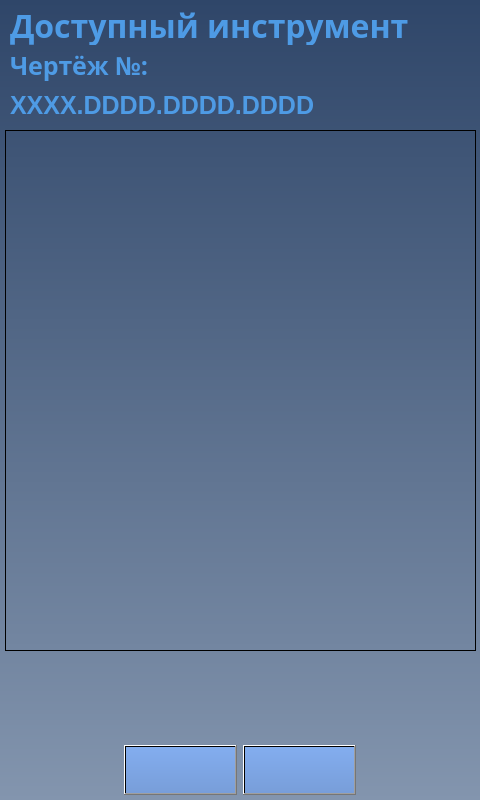
This is client/GUI/ui/screen_9_select_tool_by_plan.ui in komrade2801/AutoSklad as Qt 5 draws it before an edit. The edited form follows.
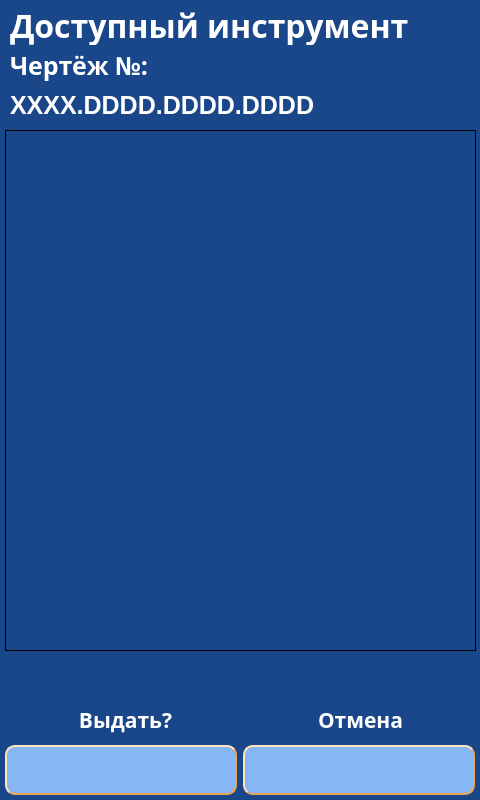
This is the edited form. Icons and pictures are not drawn.

The edit to the form file:
```diff
--- a/client/GUI/ui/screen_9_select_tool_by_plan.ui
+++ b/client/GUI/ui/screen_9_select_tool_by_plan.ui
@@ -14,7 +14,7 @@
    <string>screen_9_select_tool_by_plan</string>
   </property>
   <property name="styleSheet">
-   <string notr="true">background-color: qlineargradient(spread:pad, x1:0.5, y1:0, x2:0.5, y2:1, stop:0 rgba(47, 70, 105, 255), stop:1 rgba(131, 149, 174, 255));</string>
+   <string notr="true">background-color: #1A4789;</string>
   </property>
   <widget class="QListWidget" name="listWidget">
    <property name="enabled">
@@ -59,8 +59,10 @@
     <enum>Qt::LeftToRight</enum>
    </property>
    <property name="styleSheet">
-    <string notr="true">color: rgb(78, 155, 229);
-background-color: qlineargradient(spread:pad, x1:0, y1:0, x2:1, y2:0, stop:0 rgba(0, 0, 0, 0), stop:1 rgba(255, 255, 255, 0));</string>
+    <string notr="true">color: #FFFFFF;
+background-color: #1A4789;
+border-width: 0px;
+border-radius: 0px;</string>
    </property>
    <property name="text">
     <string>Доступный инструмент</string>
@@ -90,8 +92,10 @@
     <enum>Qt::LeftToRight</enum>
    </property>
    <property name="styleSheet">
-    <string notr="true">color: rgb(78, 155, 229);
-background-color: qlineargradient(spread:pad, x1:0, y1:0, x2:1, y2:0, stop:0 rgba(0, 0, 0, 0), stop:1 rgba(255, 255, 255, 0));</string>
+    <string notr="true">color: #FFFFFF;
+background-color: #1A4789;
+border-width: 0px;
+border-radius: 0px;</string>
    </property>
    <property name="text">
     <string>XXXX.DDDD.DDDD.DDDD</string>
@@ -121,19 +125,265 @@
     <enum>Qt::LeftToRight</enum>
    </property>
    <property name="styleSheet">
-    <string notr="true">color: rgb(78, 155, 229);
-background-color: qlineargradient(spread:pad, x1:0, y1:0, x2:1, y2:0, stop:0 rgba(0, 0, 0, 0), stop:1 rgba(255, 255, 255, 0));</string>
+    <string notr="true">color: #FFFFFF;
+background-color: #1A4789;
+border-width: 0px;
+border-radius: 0px;</string>
    </property>
    <property name="text">
     <string>Чертёж №:</string>
    </property>
   </widget>
+  <widget class="QPushButton" name="btn_ok">
+   <property name="geometry">
+    <rect>
+     <x>5</x>
+     <y>745</y>
+     <width>232</width>
+     <height>50</height>
+    </rect>
+   </property>
+   <property name="palette">
+    <palette>
+     <active>
+      <colorrole role="WindowText">
+       <brush brushstyle="SolidPattern">
+        <color alpha="255">
+         <red>0</red>
+         <green>0</green>
+         <blue>0</blue>
+        </color>
+       </brush>
+      </colorrole>
+      <colorrole role="Button">
+       <brush brushstyle="SolidPattern">
+        <color alpha="255">
+         <red>134</red>
+         <green>183</green>
+         <blue>244</blue>
+        </color>
+       </brush>
+      </colorrole>
+      <colorrole role="Text">
+       <brush brushstyle="SolidPattern">
+        <color alpha="255">
+         <red>0</red>
+         <green>0</green>
+         <blue>0</blue>
+        </color>
+       </brush>
+      </colorrole>
+      <colorrole role="ButtonText">
+       <brush brushstyle="SolidPattern">
+        <color alpha="255">
+         <red>0</red>
+         <green>0</green>
+         <blue>0</blue>
+        </color>
+       </brush>
+      </colorrole>
+      <colorrole role="Base">
+       <brush brushstyle="SolidPattern">
+        <color alpha="255">
+         <red>134</red>
+         <green>183</green>
+         <blue>244</blue>
+        </color>
+       </brush>
+      </colorrole>
+      <colorrole role="Window">
+       <brush brushstyle="SolidPattern">
+        <color alpha="255">
+         <red>134</red>
+         <green>183</green>
+         <blue>244</blue>
+        </color>
+       </brush>
+      </colorrole>
+      <colorrole role="PlaceholderText">
+       <brush brushstyle="SolidPattern">
+        <color alpha="128">
+         <red>0</red>
+         <green>49</green>
+         <blue>114</blue>
+        </color>
+       </brush>
+      </colorrole>
+     </active>
+     <inactive>
+      <colorrole role="WindowText">
+       <brush brushstyle="SolidPattern">
+        <color alpha="255">
+         <red>0</red>
+         <green>0</green>
+         <blue>0</blue>
+        </color>
+       </brush>
+      </colorrole>
+      <colorrole role="Button">
+       <brush brushstyle="SolidPattern">
+        <color alpha="255">
+         <red>134</red>
+         <green>183</green>
+         <blue>244</blue>
+        </color>
+       </brush>
+      </colorrole>
+      <colorrole role="Text">
+       <brush brushstyle="SolidPattern">
+        <color alpha="255">
+         <red>0</red>
+         <green>0</green>
+         <blue>0</blue>
+        </color>
+       </brush>
+      </colorrole>
+      <colorrole role="ButtonText">
+       <brush brushstyle="SolidPattern">
+        <color alpha="255">
+         <red>0</red>
+         <green>0</green>
+         <blue>0</blue>
+        </color>
+       </brush>
+      </colorrole>
+      <colorrole role="Base">
+       <brush brushstyle="SolidPattern">
+        <color alpha="255">
+         <red>134</red>
+         <green>183</green>
+         <blue>244</blue>
+        </color>
+       </brush>
+      </colorrole>
+      <colorrole role="Window">
+       <brush brushstyle="SolidPattern">
+        <color alpha="255">
+         <red>134</red>
+         <green>183</green>
+         <blue>244</blue>
+        </color>
+       </brush>
+      </colorrole>
+      <colorrole role="PlaceholderText">
+       <brush brushstyle="SolidPattern">
+        <color alpha="128">
+         <red>0</red>
+         <green>49</green>
+         <blue>114</blue>
+        </color>
+       </brush>
+      </colorrole>
+     </inactive>
+     <disabled>
+      <colorrole role="WindowText">
+       <brush brushstyle="SolidPattern">
+        <color alpha="255">
+         <red>0</red>
+         <green>0</green>
+         <blue>0</blue>
+        </color>
+       </brush>
+      </colorrole>
+      <colorrole role="Button">
+       <brush brushstyle="SolidPattern">
+        <color alpha="255">
+         <red>134</red>
+         <green>183</green>
+         <blue>244</blue>
+        </color>
+       </brush>
+      </colorrole>
+      <colorrole role="Text">
+       <brush brushstyle="SolidPattern">
+        <color alpha="255">
+         <red>0</red>
+         <green>0</green>
+         <blue>0</blue>
+        </color>
+       </brush>
+      </colorrole>
+      <colorrole role="ButtonText">
+       <brush brushstyle="SolidPattern">
+        <color alpha="255">
+         <red>0</red>
+         <green>0</green>
+         <blue>0</blue>
+        </color>
+       </brush>
+      </colorrole>
+      <colorrole role="Base">
+       <brush brushstyle="SolidPattern">
+        <color alpha="255">
+         <red>134</red>
+         <green>183</green>
+         <blue>244</blue>
+        </color>
+       </brush>
+      </colorrole>
+      <colorrole role="Window">
+       <brush brushstyle="SolidPattern">
+        <color alpha="255">
+         <red>134</red>
+         <green>183</green>
+         <blue>244</blue>
+        </color>
+       </brush>
+      </colorrole>
+      <colorrole role="PlaceholderText">
+       <brush brushstyle="SolidPattern">
+        <color alpha="128">
+         <red>0</red>
+         <green>49</green>
+         <blue>114</blue>
+        </color>
+       </brush>
+      </colorrole>
+     </disabled>
+    </palette>
+   </property>
+   <property name="font">
+    <font>
+     <family>Arial Black</family>
+     <pointsize>20</pointsize>
+     <weight>75</weight>
+     <bold>true</bold>
+    </font>
+   </property>
+   <property name="contextMenuPolicy">
+    <enum>Qt::DefaultContextMenu</enum>
+   </property>
+   <property name="layoutDirection">
+    <enum>Qt::LeftToRight</enum>
+   </property>
+   <property name="styleSheet">
+    <string notr="true">color: #000000;
+background-color: #86B7F4;
+border-width: 2px;
+border-style: outset;
+border-color: #EAA657;
+border-radius: 10px;</string>
+   </property>
+   <property name="text">
+    <string/>
+   </property>
+   <property name="icon">
+    <iconset resource="../img/resources.qrc">
+     <normaloff>:/icons/ok.png</normaloff>:/icons/ok.png</iconset>
+   </property>
+   <property name="iconSize">
+    <size>
+     <width>51</width>
+     <height>51</height>
+    </size>
+   </property>
+  </widget>
   <widget class="QPushButton" name="btn_back">
    <property name="geometry">
     <rect>
      <x>243</x>
      <y>745</y>
-     <width>113</width>
+     <width>232</width>
      <height>50</height>
     </rect>
    </property>
@@ -144,37 +394,26 @@
        <brush brushstyle="SolidPattern">
         <color alpha="255">
          <red>0</red>
-         <green>49</green>
-         <blue>114</blue>
+         <green>0</green>
+         <blue>0</blue>
         </color>
        </brush>
       </colorrole>
       <colorrole role="Button">
-       <brush brushstyle="LinearGradientPattern">
-        <gradient startx="0.500000000000000" starty="0.000000000000000" endx="0.500000000000000" endy="1.000000000000000" type="LinearGradient" spread="PadSpread" coordinatemode="ObjectBoundingMode">
-         <gradientstop position="0.000000000000000">
-          <color alpha="255">
-           <red>131</red>
-           <green>173</green>
-           <blue>239</blue>
-          </color>
-         </gradientstop>
-         <gradientstop position="1.000000000000000">
-          <color alpha="255">
-           <red>120</red>
-           <green>158</green>
-           <blue>217</blue>
-          </color>
-         </gradientstop>
-        </gradient>
+       <brush brushstyle="SolidPattern">
+        <color alpha="255">
+         <red>134</red>
+         <green>183</green>
+         <blue>244</blue>
+        </color>
        </brush>
       </colorrole>
       <colorrole role="Text">
        <brush brushstyle="SolidPattern">
         <color alpha="255">
          <red>0</red>
-         <green>49</green>
-         <blue>114</blue>
+         <green>0</green>
+         <blue>0</blue>
         </color>
        </brush>
       </colorrole>
@@ -182,53 +421,31 @@
        <brush brushstyle="SolidPattern">
         <color alpha="255">
          <red>0</red>
-         <green>49</green>
-         <blue>114</blue>
+         <green>0</green>
+         <blue>0</blue>
         </color>
        </brush>
       </colorrole>
       <colorrole role="Base">
-       <brush brushstyle="LinearGradientPattern">
-        <gradient startx="0.500000000000000" starty="0.000000000000000" endx="0.500000000000000" endy="1.000000000000000" type="LinearGradient" spread="PadSpread" coordinatemode="ObjectBoundingMode">
-         <gradientstop position="0.000000000000000">
-          <color alpha="255">
-           <red>131</red>
-           <green>173</green>
-           <blue>239</blue>
-          </color>
-         </gradientstop>
-         <gradientstop position="1.000000000000000">
-          <color alpha="255">
-           <red>120</red>
-           <green>158</green>
-           <blue>217</blue>
-          </color>
-         </gradientstop>
-        </gradient>
+       <brush brushstyle="SolidPattern">
+        <color alpha="255">
+         <red>134</red>
+         <green>183</green>
+         <blue>244</blue>
+        </color>
        </brush>
       </colorrole>
       <colorrole role="Window">
-       <brush brushstyle="LinearGradientPattern">
-        <gradient startx="0.500000000000000" starty="0.000000000000000" endx="0.500000000000000" endy="1.000000000000000" type="LinearGradient" spread="PadSpread" coordinatemode="ObjectBoundingMode">
-         <gradientstop position="0.000000000000000">
-          <color alpha="255">
-           <red>131</red>
-           <green>173</green>
-           <blue>239</blue>
-          </color>
-         </gradientstop>
-         <gradientstop position="1.000000000000000">
-          <color alpha="255">
-           <red>120</red>
-           <green>158</green>
-           <blue>217</blue>
-          </color>
-         </gradientstop>
-        </gradient>
+       <brush brushstyle="SolidPattern">
+        <color alpha="255">
+         <red>134</red>
+         <green>183</green>
+         <blue>244</blue>
+        </color>
        </brush>
       </colorrole>
       <colorrole role="PlaceholderText">
-       <brush brushstyle="NoBrush">
+       <brush brushstyle="SolidPattern">
         <color alpha="128">
          <red>0</red>
          <green>49</green>
@@ -242,37 +459,26 @@
        <brush brushstyle="SolidPattern">
         <color alpha="255">
          <red>0</red>
-         <green>49</green>
-         <blue>114</blue>
+         <green>0</green>
+         <blue>0</blue>
         </color>
        </brush>
       </colorrole>
       <colorrole role="Button">
-       <brush brushstyle="LinearGradientPattern">
-        <gradient startx="0.500000000000000" starty="0.000000000000000" endx="0.500000000000000" endy="1.000000000000000" type="LinearGradient" spread="PadSpread" coordinatemode="ObjectBoundingMode">
-         <gradientstop position="0.000000000000000">
-          <color alpha="255">
-           <red>131</red>
-           <green>173</green>
-           <blue>239</blue>
-          </color>
-         </gradientstop>
-         <gradientstop position="1.000000000000000">
-          <color alpha="255">
-           <red>120</red>
-           <green>158</green>
-           <blue>217</blue>
-          </color>
-         </gradientstop>
-        </gradient>
+       <brush brushstyle="SolidPattern">
+        <color alpha="255">
+         <red>134</red>
+         <green>183</green>
+         <blue>244</blue>
+        </color>
        </brush>
       </colorrole>
       <colorrole role="Text">
        <brush brushstyle="SolidPattern">
         <color alpha="255">
          <red>0</red>
-         <green>49</green>
-         <blue>114</blue>
+         <green>0</green>
+         <blue>0</blue>
         </color>
        </brush>
       </colorrole>
@@ -280,53 +486,31 @@
        <brush brushstyle="SolidPattern">
         <color alpha="255">
          <red>0</red>
-         <green>49</green>
-         <blue>114</blue>
+         <green>0</green>
+         <blue>0</blue>
         </color>
        </brush>
       </colorrole>
       <colorrole role="Base">
-       <brush brushstyle="LinearGradientPattern">
-        <gradient startx="0.500000000000000" starty="0.000000000000000" endx="0.500000000000000" endy="1.000000000000000" type="LinearGradient" spread="PadSpread" coordinatemode="ObjectBoundingMode">
-         <gradientstop position="0.000000000000000">
-          <color alpha="255">
-           <red>131</red>
-           <green>173</green>
-           <blue>239</blue>
-          </color>
-         </gradientstop>
-         <gradientstop position="1.000000000000000">
-          <color alpha="255">
-           <red>120</red>
-           <green>158</green>
-           <blue>217</blue>
-          </color>
-         </gradientstop>
-        </gradient>
+       <brush brushstyle="SolidPattern">
+        <color alpha="255">
+         <red>134</red>
+         <green>183</green>
+         <blue>244</blue>
+        </color>
        </brush>
       </colorrole>
       <colorrole role="Window">
-       <brush brushstyle="LinearGradientPattern">
-        <gradient startx="0.500000000000000" starty="0.000000000000000" endx="0.500000000000000" endy="1.000000000000000" type="LinearGradient" spread="PadSpread" coordinatemode="ObjectBoundingMode">
-         <gradientstop position="0.000000000000000">
-          <color alpha="255">
-           <red>131</red>
-           <green>173</green>
-           <blue>239</blue>
-          </color>
-         </gradientstop>
-         <gradientstop position="1.000000000000000">
-          <color alpha="255">
-           <red>120</red>
-           <green>158</green>
-           <blue>217</blue>
-          </color>
-         </gradientstop>
-        </gradient>
+       <brush brushstyle="SolidPattern">
+        <color alpha="255">
+         <red>134</red>
+         <green>183</green>
+         <blue>244</blue>
+        </color>
        </brush>
       </colorrole>
       <colorrole role="PlaceholderText">
-       <brush brushstyle="NoBrush">
+       <brush brushstyle="SolidPattern">
         <color alpha="128">
          <red>0</red>
          <green>49</green>
@@ -340,37 +524,26 @@
        <brush brushstyle="SolidPattern">
         <color alpha="255">
          <red>0</red>
-         <green>49</green>
-         <blue>114</blue>
+         <green>0</green>
+         <blue>0</blue>
         </color>
        </brush>
       </colorrole>
       <colorrole role="Button">
-       <brush brushstyle="LinearGradientPattern">
-        <gradient startx="0.500000000000000" starty="0.000000000000000" endx="0.500000000000000" endy="1.000000000000000" type="LinearGradient" spread="PadSpread" coordinatemode="ObjectBoundingMode">
-         <gradientstop position="0.000000000000000">
-          <color alpha="255">
-           <red>131</red>
-           <green>173</green>
-           <blue>239</blue>
-          </color>
-         </gradientstop>
-         <gradientstop position="1.000000000000000">
-          <color alpha="255">
-           <red>120</red>
-           <green>158</green>
-           <blue>217</blue>
-          </color>
-         </gradientstop>
-        </gradient>
+       <brush brushstyle="SolidPattern">
+        <color alpha="255">
+         <red>134</red>
+         <green>183</green>
+         <blue>244</blue>
+        </color>
        </brush>
       </colorrole>
       <colorrole role="Text">
        <brush brushstyle="SolidPattern">
         <color alpha="255">
          <red>0</red>
-         <green>49</green>
-         <blue>114</blue>
+         <green>0</green>
+         <blue>0</blue>
         </color>
        </brush>
       </colorrole>
@@ -378,53 +551,31 @@
        <brush brushstyle="SolidPattern">
         <color alpha="255">
          <red>0</red>
-         <green>49</green>
-         <blue>114</blue>
+         <green>0</green>
+         <blue>0</blue>
         </color>
        </brush>
       </colorrole>
       <colorrole role="Base">
-       <brush brushstyle="LinearGradientPattern">
-        <gradient startx="0.500000000000000" starty="0.000000000000000" endx="0.500000000000000" endy="1.000000000000000" type="LinearGradient" spread="PadSpread" coordinatemode="ObjectBoundingMode">
-         <gradientstop position="0.000000000000000">
-          <color alpha="255">
-           <red>131</red>
-           <green>173</green>
-           <blue>239</blue>
-          </color>
-         </gradientstop>
-         <gradientstop position="1.000000000000000">
-          <color alpha="255">
-           <red>120</red>
-           <green>158</green>
-           <blue>217</blue>
-          </color>
-         </gradientstop>
-        </gradient>
+       <brush brushstyle="SolidPattern">
+        <color alpha="255">
+         <red>134</red>
+         <green>183</green>
+         <blue>244</blue>
+        </color>
        </brush>
       </colorrole>
       <colorrole role="Window">
-       <brush brushstyle="LinearGradientPattern">
-        <gradient startx="0.500000000000000" starty="0.000000000000000" endx="0.500000000000000" endy="1.000000000000000" type="LinearGradient" spread="PadSpread" coordinatemode="ObjectBoundingMode">
-         <gradientstop position="0.000000000000000">
-          <color alpha="255">
-           <red>131</red>
-           <green>173</green>
-           <blue>239</blue>
-          </color>
-         </gradientstop>
-         <gradientstop position="1.000000000000000">
-          <color alpha="255">
-           <red>120</red>
-           <green>158</green>
-           <blue>217</blue>
-          </color>
-         </gradientstop>
-        </gradient>
+       <brush brushstyle="SolidPattern">
+        <color alpha="255">
+         <red>134</red>
+         <green>183</green>
+         <blue>244</blue>
+        </color>
        </brush>
       </colorrole>
       <colorrole role="PlaceholderText">
-       <brush brushstyle="NoBrush">
+       <brush brushstyle="SolidPattern">
         <color alpha="128">
          <red>0</red>
          <green>49</green>
@@ -437,7 +588,6 @@
    </property>
    <property name="font">
     <font>
-     <family>Arial Black</family>
      <pointsize>20</pointsize>
      <weight>75</weight>
      <bold>true</bold>
@@ -450,8 +600,12 @@
     <enum>Qt::LeftToRight</enum>
    </property>
    <property name="styleSheet">
-    <string notr="true">background-color: qlineargradient(spread:pad, x1:0.5, y1:0, x2:0.5, y2:1, stop:0 rgba(131, 173, 239, 255), stop:1 rgba(120, 158, 217, 255));
-color: rgb(0, 49, 114);</string>
+    <string notr="true">color: #000000;
+background-color: #86B7F4;
+border-width: 2px;
+border-style: outset;
+border-color: #EAA657;
+border-radius: 10px;</string>
    </property>
    <property name="text">
     <string/>
@@ -467,13 +621,13 @@
     </size>
    </property>
   </widget>
-  <widget class="QPushButton" name="btn_ok">
+  <widget class="QLabel" name="lbl_info_5">
    <property name="geometry">
     <rect>
-     <x>124</x>
-     <y>745</y>
-     <width>113</width>
-     <height>50</height>
+     <x>250</x>
+     <y>700</y>
+     <width>221</width>
+     <height>40</height>
     </rect>
    </property>
    <property name="palette">
@@ -482,92 +636,59 @@
       <colorrole role="WindowText">
        <brush brushstyle="SolidPattern">
         <color alpha="255">
-         <red>0</red>
-         <green>49</green>
-         <blue>114</blue>
+         <red>255</red>
+         <green>255</green>
+         <blue>255</blue>
         </color>
        </brush>
       </colorrole>
       <colorrole role="Button">
-       <brush brushstyle="LinearGradientPattern">
-        <gradient startx="0.500000000000000" starty="0.000000000000000" endx="0.500000000000000" endy="1.000000000000000" type="LinearGradient" spread="PadSpread" coordinatemode="ObjectBoundingMode">
-         <gradientstop position="0.000000000000000">
-          <color alpha="255">
-           <red>131</red>
-           <green>173</green>
-           <blue>239</blue>
-          </color>
-         </gradientstop>
-         <gradientstop position="1.000000000000000">
-          <color alpha="255">
-           <red>120</red>
-           <green>158</green>
-           <blue>217</blue>
-          </color>
-         </gradientstop>
-        </gradient>
+       <brush brushstyle="SolidPattern">
+        <color alpha="255">
+         <red>26</red>
+         <green>71</green>
+         <blue>137</blue>
+        </color>
        </brush>
       </colorrole>
       <colorrole role="Text">
        <brush brushstyle="SolidPattern">
         <color alpha="255">
-         <red>0</red>
-         <green>49</green>
-         <blue>114</blue>
+         <red>255</red>
+         <green>255</green>
+         <blue>255</blue>
         </color>
        </brush>
       </colorrole>
       <colorrole role="ButtonText">
        <brush brushstyle="SolidPattern">
         <color alpha="255">
-         <red>0</red>
-         <green>49</green>
-         <blue>114</blue>
+         <red>255</red>
+         <green>255</green>
+         <blue>255</blue>
         </color>
        </brush>
       </colorrole>
       <colorrole role="Base">
-       <brush brushstyle="LinearGradientPattern">
-        <gradient startx="0.500000000000000" starty="0.000000000000000" endx="0.500000000000000" endy="1.000000000000000" type="LinearGradient" spread="PadSpread" coordinatemode="ObjectBoundingMode">
-         <gradientstop position="0.000000000000000">
-          <color alpha="255">
-           <red>131</red>
-           <green>173</green>
-           <blue>239</blue>
-          </color>
-         </gradientstop>
-         <gradientstop position="1.000000000000000">
-          <color alpha="255">
-           <red>120</red>
-           <green>158</green>
-           <blue>217</blue>
-          </color>
-         </gradientstop>
-        </gradient>
+       <brush brushstyle="SolidPattern">
+        <color alpha="255">
+         <red>26</red>
+         <green>71</green>
+         <blue>137</blue>
+        </color>
        </brush>
       </colorrole>
       <colorrole role="Window">
-       <brush brushstyle="LinearGradientPattern">
-        <gradient startx="0.500000000000000" starty="0.000000000000000" endx="0.500000000000000" endy="1.000000000000000" type="LinearGradient" spread="PadSpread" coordinatemode="ObjectBoundingMode">
-         <gradientstop position="0.000000000000000">
-          <color alpha="255">
-           <red>131</red>
-           <green>173</green>
-           <blue>239</blue>
-          </color>
-         </gradientstop>
-         <gradientstop position="1.000000000000000">
-          <color alpha="255">
-           <red>120</red>
-           <green>158</green>
-           <blue>217</blue>
-          </color>
-         </gradientstop>
-        </gradient>
+       <brush brushstyle="SolidPattern">
+        <color alpha="255">
+         <red>26</red>
+         <green>71</green>
+         <blue>137</blue>
+        </color>
        </brush>
       </colorrole>
       <colorrole role="PlaceholderText">
-       <brush brushstyle="NoBrush">
+       <brush brushstyle="SolidPattern">
         <color alpha="128">
          <red>0</red>
          <green>49</green>
@@ -580,92 +701,59 @@
       <colorrole role="WindowText">
        <brush brushstyle="SolidPattern">
         <color alpha="255">
-         <red>0</red>
-         <green>49</green>
-         <blue>114</blue>
+         <red>255</red>
+         <green>255</green>
+         <blue>255</blue>
         </color>
        </brush>
       </colorrole>
       <colorrole role="Button">
-       <brush brushstyle="LinearGradientPattern">
-        <gradient startx="0.500000000000000" starty="0.000000000000000" endx="0.500000000000000" endy="1.000000000000000" type="LinearGradient" spread="PadSpread" coordinatemode="ObjectBoundingMode">
-         <gradientstop position="0.000000000000000">
-          <color alpha="255">
-           <red>131</red>
-           <green>173</green>
-           <blue>239</blue>
-          </color>
-         </gradientstop>
-         <gradientstop position="1.000000000000000">
-          <color alpha="255">
-           <red>120</red>
-           <green>158</green>
-           <blue>217</blue>
-          </color>
-         </gradientstop>
-        </gradient>
+       <brush brushstyle="SolidPattern">
+        <color alpha="255">
+         <red>26</red>
+         <green>71</green>
+         <blue>137</blue>
+        </color>
        </brush>
       </colorrole>
       <colorrole role="Text">
        <brush brushstyle="SolidPattern">
         <color alpha="255">
-         <red>0</red>
-         <green>49</green>
-         <blue>114</blue>
+         <red>255</red>
+         <green>255</green>
+         <blue>255</blue>
         </color>
        </brush>
       </colorrole>
       <colorrole role="ButtonText">
        <brush brushstyle="SolidPattern">
         <color alpha="255">
-         <red>0</red>
-         <green>49</green>
-         <blue>114</blue>
+         <red>255</red>
+         <green>255</green>
+         <blue>255</blue>
         </color>
        </brush>
       </colorrole>
       <colorrole role="Base">
-       <brush brushstyle="LinearGradientPattern">
-        <gradient startx="0.500000000000000" starty="0.000000000000000" endx="0.500000000000000" endy="1.000000000000000" type="LinearGradient" spread="PadSpread" coordinatemode="ObjectBoundingMode">
-         <gradientstop position="0.000000000000000">
-          <color alpha="255">
-           <red>131</red>
-           <green>173</green>
-           <blue>239</blue>
-          </color>
-         </gradientstop>
-         <gradientstop position="1.000000000000000">
-          <color alpha="255">
-           <red>120</red>
-           <green>158</green>
-           <blue>217</blue>
-          </color>
-         </gradientstop>
-        </gradient>
+       <brush brushstyle="SolidPattern">
+        <color alpha="255">
+         <red>26</red>
+         <green>71</green>
+         <blue>137</blue>
+        </color>
        </brush>
       </colorrole>
       <colorrole role="Window">
-       <brush brushstyle="LinearGradientPattern">
-        <gradient startx="0.500000000000000" starty="0.000000000000000" endx="0.500000000000000" endy="1.000000000000000" type="LinearGradient" spread="PadSpread" coordinatemode="ObjectBoundingMode">
-         <gradientstop position="0.000000000000000">
-          <color alpha="255">
-           <red>131</red>
-           <green>173</green>
-           <blue>239</blue>
-          </color>
-         </gradientstop>
-         <gradientstop position="1.000000000000000">
-          <color alpha="255">
-           <red>120</red>
-           <green>158</green>
-           <blue>217</blue>
-          </color>
-         </gradientstop>
-        </gradient>
+       <brush brushstyle="SolidPattern">
+        <color alpha="255">
+         <red>26</red>
+         <green>71</green>
+         <blue>137</blue>
+        </color>
        </brush>
       </colorrole>
       <colorrole role="PlaceholderText">
-       <brush brushstyle="NoBrush">
+       <brush brushstyle="SolidPattern">
         <color alpha="128">
          <red>0</red>
          <green>49</green>
@@ -678,92 +766,288 @@
       <colorrole role="WindowText">
        <brush brushstyle="SolidPattern">
         <color alpha="255">
+         <red>255</red>
+         <green>255</green>
+         <blue>255</blue>
+        </color>
+       </brush>
+      </colorrole>
+      <colorrole role="Button">
+       <brush brushstyle="SolidPattern">
+        <color alpha="255">
+         <red>26</red>
+         <green>71</green>
+         <blue>137</blue>
+        </color>
+       </brush>
+      </colorrole>
+      <colorrole role="Text">
+       <brush brushstyle="SolidPattern">
+        <color alpha="255">
+         <red>255</red>
+         <green>255</green>
+         <blue>255</blue>
+        </color>
+       </brush>
+      </colorrole>
+      <colorrole role="ButtonText">
+       <brush brushstyle="SolidPattern">
+        <color alpha="255">
+         <red>255</red>
+         <green>255</green>
+         <blue>255</blue>
+        </color>
+       </brush>
+      </colorrole>
+      <colorrole role="Base">
+       <brush brushstyle="SolidPattern">
+        <color alpha="255">
+         <red>26</red>
+         <green>71</green>
+         <blue>137</blue>
+        </color>
+       </brush>
+      </colorrole>
+      <colorrole role="Window">
+       <brush brushstyle="SolidPattern">
+        <color alpha="255">
+         <red>26</red>
+         <green>71</green>
+         <blue>137</blue>
+        </color>
+       </brush>
+      </colorrole>
+      <colorrole role="PlaceholderText">
+       <brush brushstyle="SolidPattern">
+        <color alpha="128">
          <red>0</red>
          <green>49</green>
          <blue>114</blue>
         </color>
        </brush>
       </colorrole>
+     </disabled>
+    </palette>
+   </property>
+   <property name="font">
+    <font>
+     <family>Arial Black</family>
+     <pointsize>16</pointsize>
+     <weight>75</weight>
+     <bold>true</bold>
+    </font>
+   </property>
+   <property name="styleSheet">
+    <string notr="true">color: #FFFFFF;
+background-color: #1A4789;
+border-width: 0px;
+border-radius: 0px;</string>
+   </property>
+   <property name="text">
+    <string>Отмена</string>
+   </property>
+   <property name="alignment">
+    <set>Qt::AlignCenter</set>
+   </property>
+  </widget>
+  <widget class="QLabel" name="lbl_info_4">
+   <property name="geometry">
+    <rect>
+     <x>20</x>
+     <y>700</y>
+     <width>211</width>
+     <height>40</height>
+    </rect>
+   </property>
+   <property name="palette">
+    <palette>
+     <active>
+      <colorrole role="WindowText">
+       <brush brushstyle="SolidPattern">
+        <color alpha="255">
+         <red>255</red>
+         <green>255</green>
+         <blue>255</blue>
+        </color>
+       </brush>
+      </colorrole>
       <colorrole role="Button">
-       <brush brushstyle="LinearGradientPattern">
-        <gradient startx="0.500000000000000" starty="0.000000000000000" endx="0.500000000000000" endy="1.000000000000000" type="LinearGradient" spread="PadSpread" coordinatemode="ObjectBoundingMode">
-         <gradientstop position="0.000000000000000">
-          <color alpha="255">
-           <red>131</red>
-           <green>173</green>
-           <blue>239</blue>
-          </color>
-         </gradientstop>
-         <gradientstop position="1.000000000000000">
-          <color alpha="255">
-           <red>120</red>
-           <green>158</green>
-           <blue>217</blue>
-          </color>
-         </gradientstop>
-        </gradient>
+       <brush brushstyle="SolidPattern">
+        <color alpha="255">
+         <red>26</red>
+         <green>71</green>
+         <blue>137</blue>
+        </color>
        </brush>
       </colorrole>
       <colorrole role="Text">
        <brush brushstyle="SolidPattern">
         <color alpha="255">
+         <red>255</red>
+         <green>255</green>
+         <blue>255</blue>
+        </color>
+       </brush>
+      </colorrole>
+      <colorrole role="ButtonText">
+       <brush brushstyle="SolidPattern">
+        <color alpha="255">
+         <red>255</red>
+         <green>255</green>
+         <blue>255</blue>
+        </color>
+       </brush>
+      </colorrole>
+      <colorrole role="Base">
+       <brush brushstyle="SolidPattern">
+        <color alpha="255">
+         <red>26</red>
+         <green>71</green>
+         <blue>137</blue>
+        </color>
+       </brush>
+      </colorrole>
+      <colorrole role="Window">
+       <brush brushstyle="SolidPattern">
+        <color alpha="255">
+         <red>26</red>
+         <green>71</green>
+         <blue>137</blue>
+        </color>
+       </brush>
+      </colorrole>
+      <colorrole role="PlaceholderText">
+       <brush brushstyle="SolidPattern">
+        <color alpha="128">
          <red>0</red>
          <green>49</green>
          <blue>114</blue>
         </color>
        </brush>
       </colorrole>
+     </active>
+     <inactive>
+      <colorrole role="WindowText">
+       <brush brushstyle="SolidPattern">
+        <color alpha="255">
+         <red>255</red>
+         <green>255</green>
+         <blue>255</blue>
+        </color>
+       </brush>
+      </colorrole>
+      <colorrole role="Button">
+       <brush brushstyle="SolidPattern">
+        <color alpha="255">
+         <red>26</red>
+         <green>71</green>
+         <blue>137</blue>
+        </color>
+       </brush>
+      </colorrole>
+      <colorrole role="Text">
+       <brush brushstyle="SolidPattern">
+        <color alpha="255">
+         <red>255</red>
+         <green>255</green>
+         <blue>255</blue>
+        </color>
+       </brush>
+      </colorrole>
       <colorrole role="ButtonText">
        <brush brushstyle="SolidPattern">
         <color alpha="255">
+         <red>255</red>
+         <green>255</green>
+         <blue>255</blue>
+        </color>
+       </brush>
+      </colorrole>
+      <colorrole role="Base">
+       <brush brushstyle="SolidPattern">
+        <color alpha="255">
+         <red>26</red>
+         <green>71</green>
+         <blue>137</blue>
+        </color>
+       </brush>
+      </colorrole>
+      <colorrole role="Window">
+       <brush brushstyle="SolidPattern">
+        <color alpha="255">
+         <red>26</red>
+         <green>71</green>
+         <blue>137</blue>
+        </color>
+       </brush>
+      </colorrole>
+      <colorrole role="PlaceholderText">
+       <brush brushstyle="SolidPattern">
+        <color alpha="128">
          <red>0</red>
          <green>49</green>
          <blue>114</blue>
         </color>
        </brush>
       </colorrole>
+     </inactive>
+     <disabled>
+      <colorrole role="WindowText">
+       <brush brushstyle="SolidPattern">
+        <color alpha="255">
+         <red>255</red>
+         <green>255</green>
+         <blue>255</blue>
+        </color>
+       </brush>
+      </colorrole>
+      <colorrole role="Button">
+       <brush brushstyle="SolidPattern">
+        <color alpha="255">
+         <red>26</red>
+         <green>71</green>
+         <blue>137</blue>
+        </color>
+       </brush>
+      </colorrole>
+      <colorrole role="Text">
+       <brush brushstyle="SolidPattern">
+        <color alpha="255">
+         <red>255</red>
+         <green>255</green>
+         <blue>255</blue>
+        </color>
+       </brush>
+      </colorrole>
+      <colorrole role="ButtonText">
+       <brush brushstyle="SolidPattern">
+        <color alpha="255">
+         <red>255</red>
+         <green>255</green>
+         <blue>255</blue>
+        </color>
+       </brush>
+      </colorrole>
       <colorrole role="Base">
-       <brush brushstyle="LinearGradientPattern">
-        <gradient startx="0.500000000000000" starty="0.000000000000000" endx="0.500000000000000" endy="1.000000000000000" type="LinearGradient" spread="PadSpread" coordinatemode="ObjectBoundingMode">
-         <gradientstop position="0.000000000000000">
-          <color alpha="255">
-           <red>131</red>
-           <green>173</green>
-           <blue>239</blue>
-          </color>
-         </gradientstop>
-         <gradientstop position="1.000000000000000">
-          <color alpha="255">
-           <red>120</red>
-           <green>158</green>
-           <blue>217</blue>
-          </color>
-         </gradientstop>
-        </gradient>
+       <brush brushstyle="SolidPattern">
+        <color alpha="255">
+         <red>26</red>
+         <green>71</green>
+         <blue>137</blue>
+        </color>
        </brush>
       </colorrole>
       <colorrole role="Window">
-       <brush brushstyle="LinearGradientPattern">
-        <gradient startx="0.500000000000000" starty="0.000000000000000" endx="0.500000000000000" endy="1.000000000000000" type="LinearGradient" spread="PadSpread" coordinatemode="ObjectBoundingMode">
-         <gradientstop position="0.000000000000000">
-          <color alpha="255">
-           <red>131</red>
-           <green>173</green>
-           <blue>239</blue>
-          </color>
-         </gradientstop>
-         <gradientstop position="1.000000000000000">
-          <color alpha="255">
-           <red>120</red>
-           <green>158</green>
-           <blue>217</blue>
-          </color>
-         </gradientstop>
-        </gradient>
+       <brush brushstyle="SolidPattern">
+        <color alpha="255">
+         <red>26</red>
+         <green>71</green>
+         <blue>137</blue>
+        </color>
        </brush>
       </colorrole>
       <colorrole role="PlaceholderText">
-       <brush brushstyle="NoBrush">
+       <brush brushstyle="SolidPattern">
         <color alpha="128">
          <red>0</red>
          <green>49</green>
@@ -777,7 +1061,7 @@
    <property name="font">
     <font>
      <family>Arial Black</family>
-     <pointsize>20</pointsize>
+     <pointsize>16</pointsize>
      <weight>75</weight>
      <bold>true</bold>
     </font>
@@ -789,22 +1073,16 @@
     <enum>Qt::LeftToRight</enum>
    </property>
    <property name="styleSheet">
-    <string notr="true">background-color: qlineargradient(spread:pad, x1:0.5, y1:0, x2:0.5, y2:1, stop:0 rgba(131, 173, 239, 255), stop:1 rgba(120, 158, 217, 255));
-color: rgb(0, 49, 114);</string>
+    <string notr="true">color: #FFFFFF;
+background-color: #1A4789;
+border-width: 0px;
+border-radius: 0px;</string>
    </property>
    <property name="text">
-    <string/>
+    <string>Выдать?</string>
    </property>
-   <property name="icon">
-    <iconset>
-     <normalon>:/icons/ok.png</normalon>
-    </iconset>
-   </property>
-   <property name="iconSize">
-    <size>
-     <width>51</width>
-     <height>51</height>
-    </size>
+   <property name="alignment">
+    <set>Qt::AlignCenter</set>
    </property>
   </widget>
  </widget>
```
Left out of the diff: 6 changed lines with no effect on the pictures.
